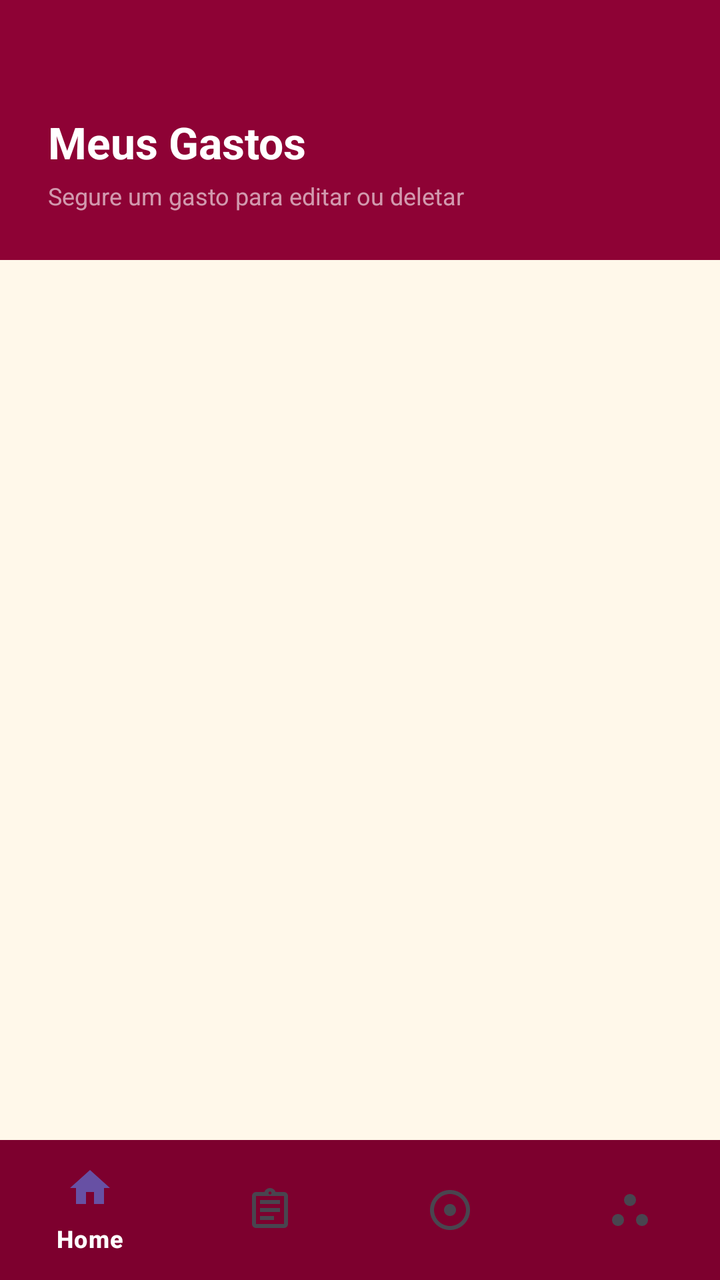
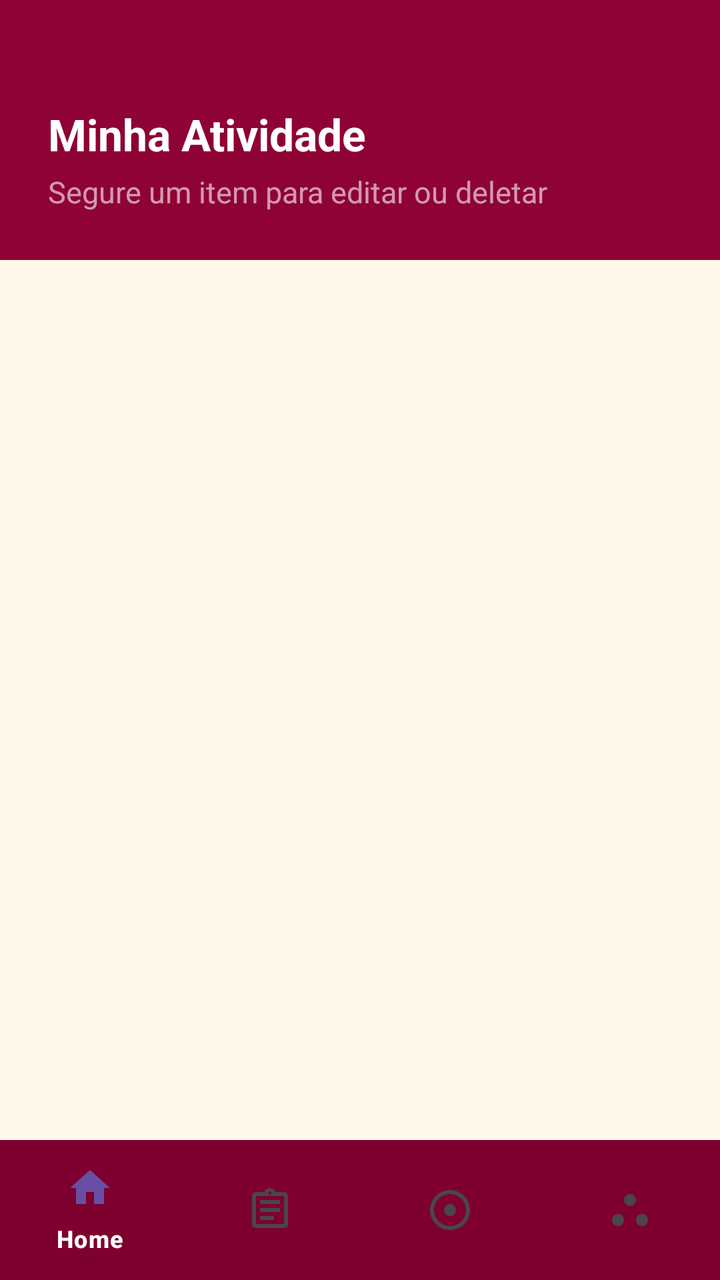

An Android layout rendered at two revisions. The XML below is the earlier revision; the diff shows what the commit changed to produce the second picture.
<!-- AndroidManifest.xml: application theme Theme.CashControl -->
<!-- res/layout/activity_lista_gastos.xml -->
<?xml version="1.0" encoding="utf-8"?>
<androidx.coordinatorlayout.widget.CoordinatorLayout
    xmlns:android="http://schemas.android.com/apk/res/android"
    xmlns:app="http://schemas.android.com/apk/res-auto"
    android:layout_width="match_parent"
    android:layout_height="match_parent"
    android:background="#FFF8EA">

    <LinearLayout
        android:layout_width="match_parent"
        android:layout_height="match_parent"
        android:orientation="vertical"
        android:paddingBottom="70dp">

        <LinearLayout
            android:layout_width="match_parent"
            android:layout_height="130dp"
            android:background="#8E0235"
            android:orientation="vertical"
            android:gravity="bottom"
            android:padding="24dp">

            <TextView
                android:layout_width="wrap_content"
                android:layout_height="wrap_content"
                android:text="Meus Gastos"
                android:textColor="#FFFFFF"
                android:textSize="22sp"
                android:textStyle="bold"/>

            <TextView
                android:layout_width="wrap_content"
                android:layout_height="wrap_content"
                android:text="Segure um gasto para editar ou deletar"
                android:textColor="#99FFFFFF"
                android:textSize="12sp"
                android:layout_marginTop="4dp"/>

        </LinearLayout>

        <ListView
            android:id="@+id/lvGastos"
            android:layout_width="match_parent"
            android:layout_height="match_parent"
            android:paddingStart="16dp"
            android:paddingEnd="16dp"
            android:paddingTop="8dp"
            android:divider="#E0D5C5"
            android:dividerHeight="1dp"/>

    </LinearLayout>

    <com.google.android.material.bottomnavigation.BottomNavigationView
        android:id="@+id/bottomNavigation"
        android:layout_width="match_parent"
        android:layout_height="70dp"
        android:layout_gravity="bottom"
        android:background="#7D002E"
        app:itemIconTint="@null"
        app:itemTextColor="#FFFFFF"
        app:menu="@menu/bottom_nav_menu"/>

</androidx.coordinatorlayout.widget.CoordinatorLayout>
<!-- resources referenced by this layout -->
<resources>
  <style name="Theme.CashControl" parent="Base.Theme.CashControl" />
  <style name="Base.Theme.CashControl" parent="Theme.Material3.DayNight.NoActionBar">
          
          
      </style>
</resources>

<!-- the commit's change to res/layout/activity_lista_gastos.xml (unified diff, before → after) -->
@@ -21,9 +21,10 @@
             android:padding="24dp">
 
             <TextView
+                android:id="@+id/tvTituloLista"
                 android:layout_width="wrap_content"
                 android:layout_height="wrap_content"
-                android:text="Meus Gastos"
+                android:text="Minha Atividade"
                 android:textColor="#FFFFFF"
                 android:textSize="22sp"
                 android:textStyle="bold"/>
@@ -31,9 +32,9 @@
             <TextView
                 android:layout_width="wrap_content"
                 android:layout_height="wrap_content"
-                android:text="Segure um gasto para editar ou deletar"
+                android:text="Segure um item para editar ou deletar"
                 android:textColor="#99FFFFFF"
-                android:textSize="12sp"
+                android:textSize="15sp"
                 android:layout_marginTop="4dp"/>
 
         </LinearLayout>
